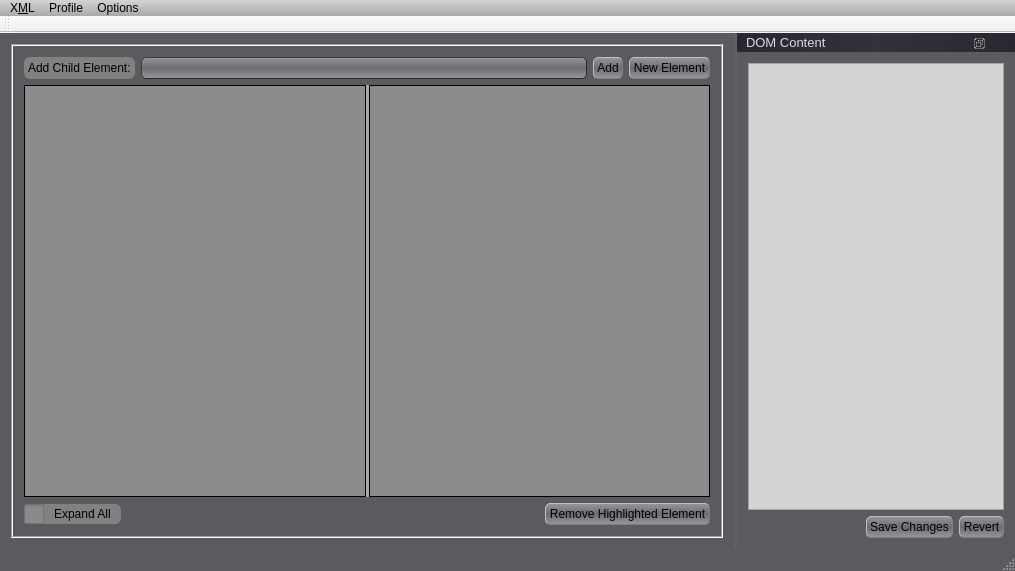
The window that GCXMLGenerator/gcmainwindow.ui (goblincoding/xmlmill) describes before a commit, drawn with Qt 5.
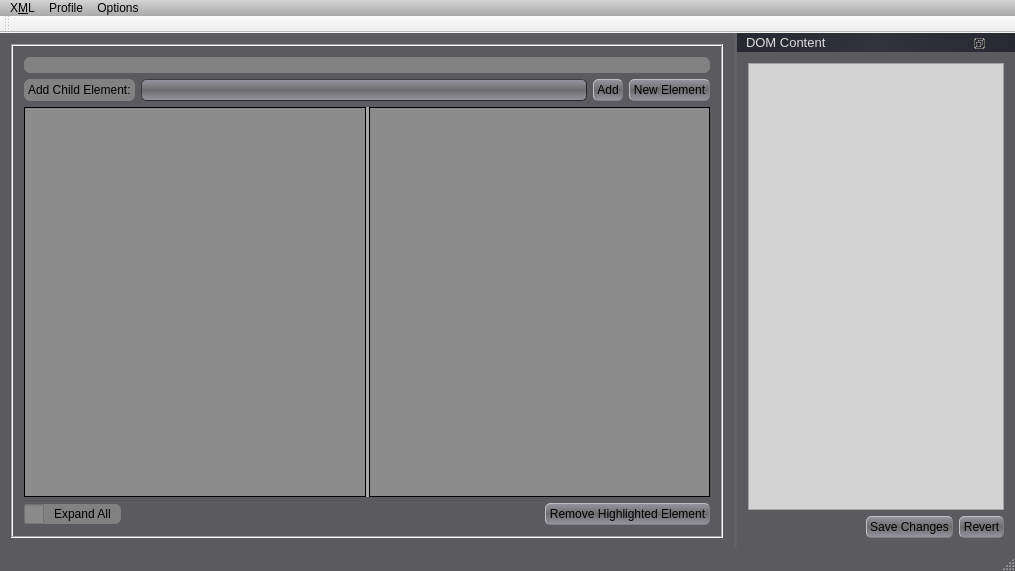
The same window after the commit. Icons and pictures are not drawn.

Commit message: Added obvious "Super User Mode" label (might have to rethink).

What changed in the file:
```diff
--- a/GCXMLGenerator/gcmainwindow.ui
+++ b/GCXMLGenerator/gcmainwindow.ui
@@ -314,6 +314,11 @@
     background-color: rgba(120, 120, 130, 200)
  }
 
+ QMenu::item:checked
+ { 
+    background-color: rgba(210, 210, 210, 255)
+ }
+
 QTreeView
 {
    border: 1px solid black;
@@ -512,14 +517,14 @@
       <layout class="QVBoxLayout" name="verticalLayout">
        <item>
         <layout class="QGridLayout" name="gridLayout">
-         <item row="0" column="0">
+         <item row="1" column="0">
           <widget class="QLabel" name="addElementLabel">
            <property name="text">
             <string>Add Child Element:</string>
            </property>
           </widget>
          </item>
-         <item row="0" column="1">
+         <item row="1" column="1">
           <widget class="QComboBox" name="addElementComboBox">
            <property name="sizePolicy">
             <sizepolicy hsizetype="Expanding" vsizetype="Fixed">
@@ -529,20 +534,45 @@
            </property>
           </widget>
          </item>
-         <item row="0" column="2">
+         <item row="1" column="2">
           <widget class="QPushButton" name="addElementButton">
            <property name="text">
             <string>Add</string>
            </property>
           </widget>
          </item>
-         <item row="0" column="3">
+         <item row="1" column="3">
           <widget class="QPushButton" name="addNewElementPushButton">
            <property name="text">
             <string>New Element</string>
            </property>
           </widget>
          </item>
+         <item row="0" column="0" colspan="4">
+          <widget class="QLabel" name="superUserLabel">
+           <property name="autoFillBackground">
+            <bool>false</bool>
+           </property>
+           <property name="frameShape">
+            <enum>QFrame::StyledPanel</enum>
+           </property>
+           <property name="frameShadow">
+            <enum>QFrame::Raised</enum>
+           </property>
+           <property name="text">
+            <string/>
+           </property>
+           <property name="pixmap">
+            <pixmap resource="resources/gcresources.qrc">:/resources/superuser.png</pixmap>
+           </property>
+           <property name="scaledContents">
+            <bool>false</bool>
+           </property>
+           <property name="alignment">
+            <set>Qt::AlignCenter</set>
+           </property>
+          </widget>
+         </item>
         </layout>
        </item>
        <item>
```
The commit also changes 1 other file.
